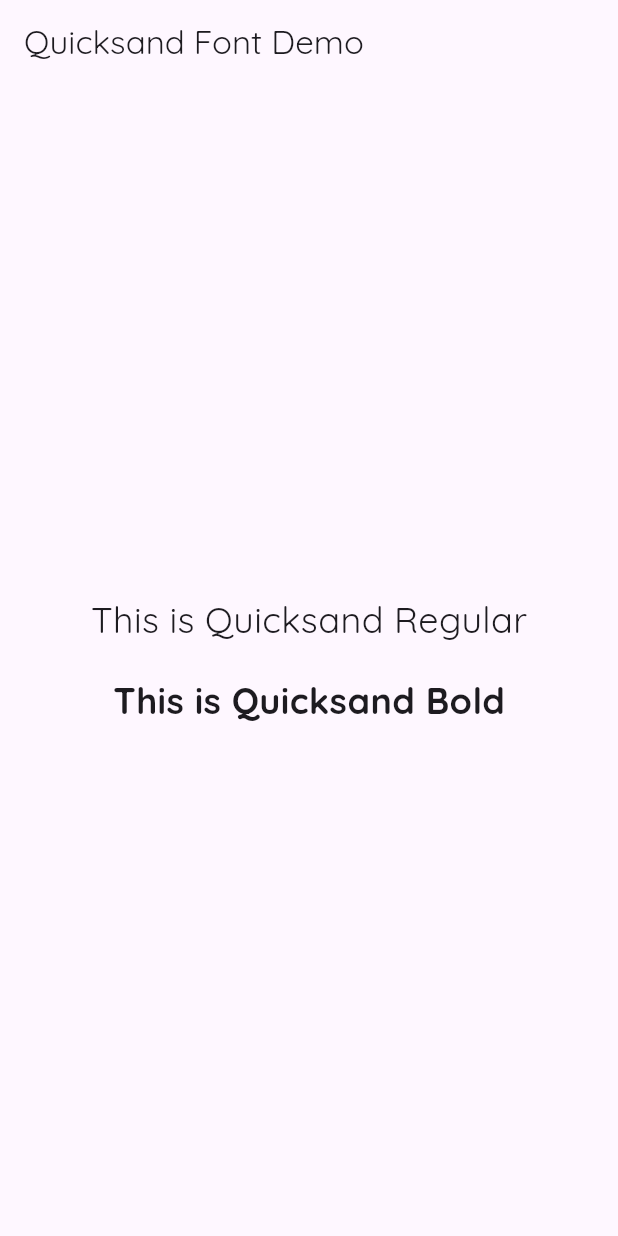
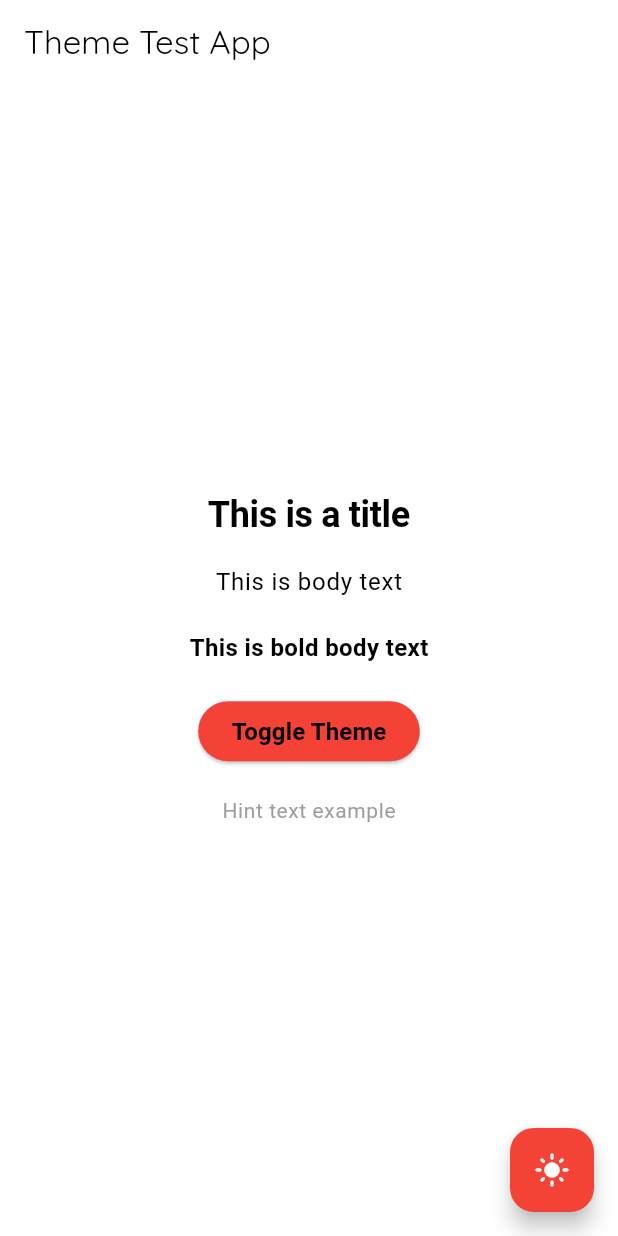
Before and after one commit to Zakaria97-Fahim/project1, a Flutter app: the screen it shows after launch, on a phone screen of 412 x 824 dp. Run offline on Flutter 3.47's test engine with Material 3 defaults, Android fonts, the phone set to English and light mode, and no system bars.

Commit message:
Describe the updates you made

```diff
--- a/lib/main.dart
+++ b/lib/main.dart
@@ -1,44 +1,100 @@
 import 'package:flutter/material.dart';
+import 'themes/theme.dart'; // Import your theme file
 
 void main() {
   runApp(MyApp());
 }
 
-class MyApp extends StatelessWidget {
+class MyApp extends StatefulWidget {
+  @override
+  _MyAppState createState() => _MyAppState();
+}
+
+class _MyAppState extends State<MyApp> {
+  // Variable to track if dark mode is enabled
+  bool isDarkMode = false;
+
+  // Function to toggle theme mode
+  void toggleTheme() {
+    setState(() {
+      isDarkMode = !isDarkMode;
+    });
+  }
+
   @override
   Widget build(BuildContext context) {
     return MaterialApp(
-      theme: ThemeData(
-        fontFamily: 'Quicksand',
+      title: 'Theme Test App',
+      theme: AppThemes.lightTheme, // Light theme
+      darkTheme: AppThemes.darkTheme, // Dark theme
+      themeMode: isDarkMode ? ThemeMode.dark : ThemeMode.light, // Dynamic theme mode
+      home: HomeScreen(toggleTheme: toggleTheme, isDarkMode: isDarkMode),
+    );
+  }
+}
+
+class HomeScreen extends StatelessWidget {
+  final VoidCallback toggleTheme;
+  final bool isDarkMode;
+
+  const HomeScreen({
+    Key? key,
+    required this.toggleTheme,
+    required this.isDarkMode,
+  }) : super(key: key);
+
+  @override
+  Widget build(BuildContext context) {
+    return Scaffold(
+      appBar: AppBar(
+        title: Text(
+          'Theme Test App',
+          style: TextStyle(
+            fontFamily: 'Quicksand', // Use Quicksand font for title
           ),
-      home: Scaffold(
-        appBar: AppBar(
-          title: const Text('Quicksand Font Demo'),
         ),
-        body: const Center(
+      ),
+      body: Center(
         child: Column(
           mainAxisAlignment: MainAxisAlignment.center,
           children: <Widget>[
-              // Using Quicksand-Regular
             Text(
-                'This is Quicksand Regular',
-                style: TextStyle(
-                  fontSize: 24,
-                  fontWeight: FontWeight.normal,
+              'This is a title',
+              style: Theme.of(context).textTheme.displayLarge,
+            ),
+            SizedBox(height: 20),
+            Text(
+              'This is body text',
+              style: Theme.of(context).textTheme.bodyLarge,
+            ),
+            SizedBox(height: 20),
+            Text(
+              'This is bold body text',
+              style: Theme.of(context).textTheme.bodyMedium,
+            ),
+            SizedBox(height: 20),
+            ElevatedButton(
+              onPressed: toggleTheme, // Toggle the theme
+              style: ElevatedButton.styleFrom(
+                backgroundColor: Colors.red, // Set button background to red
+              ),
+              child: Text(
+                'Toggle Theme',
+                style: Theme.of(context).textTheme.labelLarge,
               ),
             ),
             SizedBox(height: 20),
-              // Using Quicksand-Bold
             Text(
-                'This is Quicksand Bold',
-                style: TextStyle(
-                  fontSize: 24,
-                  fontWeight: FontWeight.bold, // Bold weight
-                ),
+              'Hint text example',
+              style: Theme.of(context).textTheme.bodySmall,
             ),
           ],
         ),
       ),
+      floatingActionButton: FloatingActionButton(
+        onPressed: toggleTheme, // Toggle theme on floating button press
+        tooltip: 'Toggle Theme',
+        child: Icon(isDarkMode ? Icons.dark_mode : Icons.light_mode),
       ),
     );
   }
--- /dev/null
+++ b/lib/themes/theme.dart
@@ -0,0 +1,92 @@
+import 'package:flutter/material.dart';
+
+// Define Macdonaldz Theme colors
+class AppThemes {
+  static final lightTheme = ThemeData(
+    brightness: Brightness.light,
+    primaryColor: Colors.red,          // Red as primary color
+    scaffoldBackgroundColor: Colors.white, // Background for Scaffold
+
+    colorScheme: const ColorScheme.light(
+      primary: Colors.red,              // Primary color (Red)
+      secondary: Colors.yellow,         // Secondary/Accent color (Yellow)
+      surface: Colors.white,            // Surface color (White for light theme)
+    ),
+
+    textTheme: const TextTheme(
+      displayLarge: TextStyle(
+        color: Colors.black,           // Black title text (equivalent to headline1)
+        fontSize: 24,
+        fontWeight: FontWeight.bold,
+      ),
+      bodyLarge: TextStyle(
+        color: Colors.black,           // Black body text normal (equivalent to bodyText1)
+        fontSize: 16,
+        fontWeight: FontWeight.normal,
+      ),
+      bodyMedium: TextStyle(
+        color: Colors.black,           // Black body text bold (equivalent to bodyText2)
+        fontSize: 16,
+        fontWeight: FontWeight.bold,
+      ),
+      labelLarge: TextStyle(
+        color: Colors.black,           // Button text in black (equivalent to button)
+        fontSize: 16,
+        fontWeight: FontWeight.bold,   // Bold button text
+      ),
+      bodySmall: TextStyle(
+        color: Colors.grey,            // Hint text grey (equivalent to subtitle1)
+        fontSize: 14,
+      ),
+    ),
+
+    buttonTheme: const ButtonThemeData(
+      buttonColor: Colors.red,         // Red background for buttons
+      textTheme: ButtonTextTheme.primary,
+    ),
+  );
+
+  static final darkTheme = ThemeData(
+    brightness: Brightness.dark,
+    primaryColor: Colors.red,
+    scaffoldBackgroundColor: Colors.black, // Background for Scaffold
+
+    colorScheme: const ColorScheme.dark(
+      primary: Colors.red,              // Primary color in dark mode
+      secondary: Colors.yellow,         // Secondary/Accent color in dark mode
+      surface: Colors.black,            // Surface color (Black for dark theme)
+    ),
+
+    textTheme: const TextTheme(
+      displayLarge: TextStyle(
+        color: Colors.white,           // White title text in dark mode
+        fontSize: 24,
+        fontWeight: FontWeight.bold,
+      ),
+      bodyLarge: TextStyle(
+        color: Colors.white,           // White body text normal in dark mode
+        fontSize: 16,
+        fontWeight: FontWeight.normal,
+      ),
+      bodyMedium: TextStyle(
+        color: Colors.white,           // White body text bold in dark mode
+        fontSize: 16,
+        fontWeight: FontWeight.bold,
+      ),
+      labelLarge: TextStyle(
+        color: Colors.white,           // Button text in white
+        fontSize: 16,
+        fontWeight: FontWeight.bold,
+      ),
+      bodySmall: TextStyle(
+        color: Colors.grey,            // Grey hint text
+        fontSize: 14,
+      ),
+    ),
+
+    buttonTheme: const ButtonThemeData(
+      buttonColor: Colors.red,         // Red button background in dark mode
+      textTheme: ButtonTextTheme.primary,
+    ),
+  );
+}
```
Also changed, not shown: pubspec.yaml (+13 -3 lines). Lines whose indentation alone changed are shown as unchanged.
